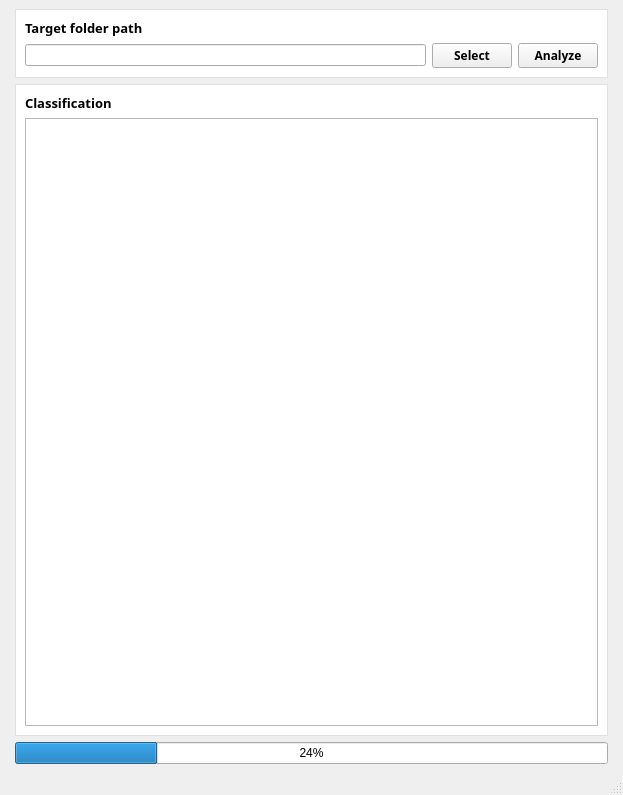
This is ui/main.ui in nayahaha/video_source_identification-VSI- as Qt 5 draws it before an edit. The edited form follows.
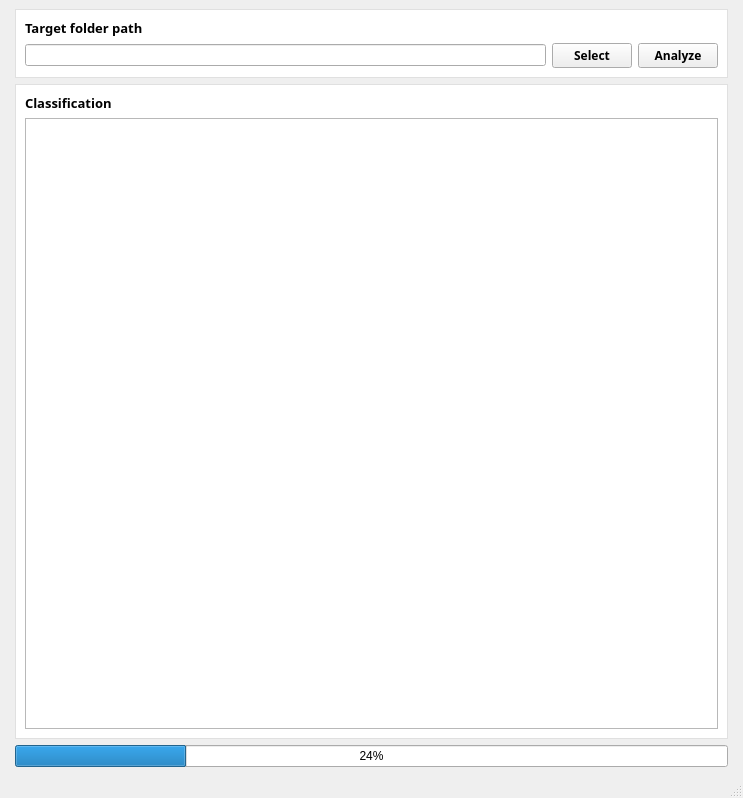
This is the edited form. Icons and pictures are not drawn.

Commit message: Add probability column

Patch:
```diff
--- a/ui/main.ui
+++ b/ui/main.ui
@@ -6,8 +6,8 @@
    <rect>
     <x>0</x>
     <y>0</y>
-    <width>623</width>
-    <height>795</height>
+    <width>743</width>
+    <height>798</height>
    </rect>
   </property>
   <property name="windowTitle">
```
Left out of the diff: 2 changed lines with no effect on the pictures. The commit also changes 2 other files.
